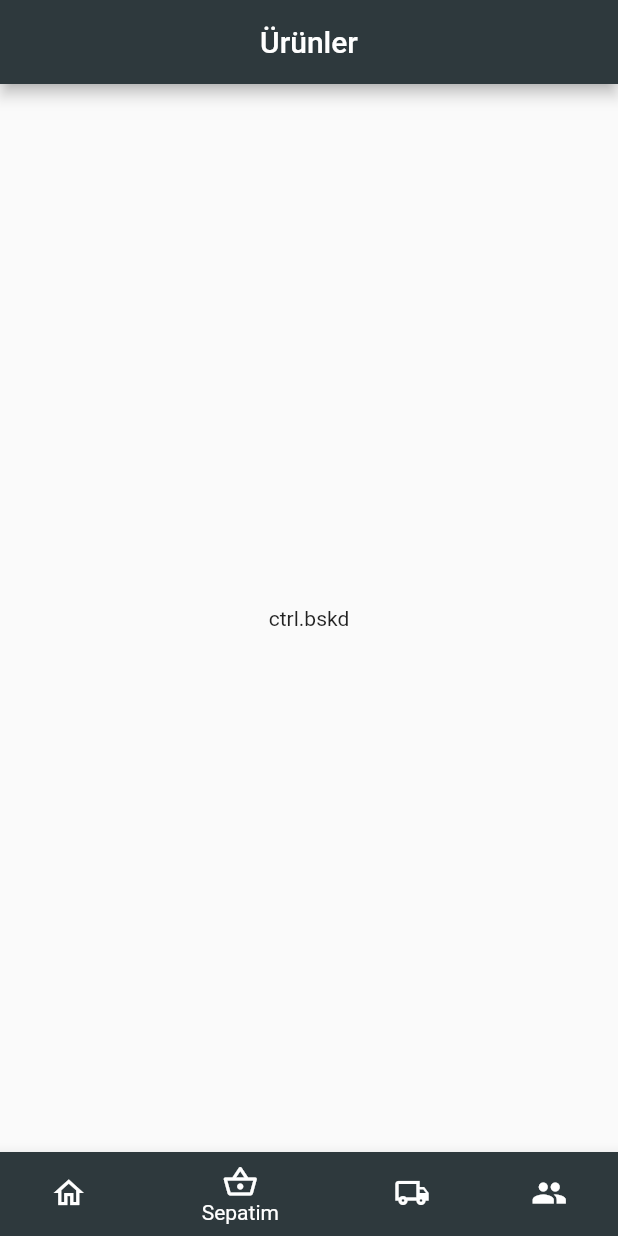
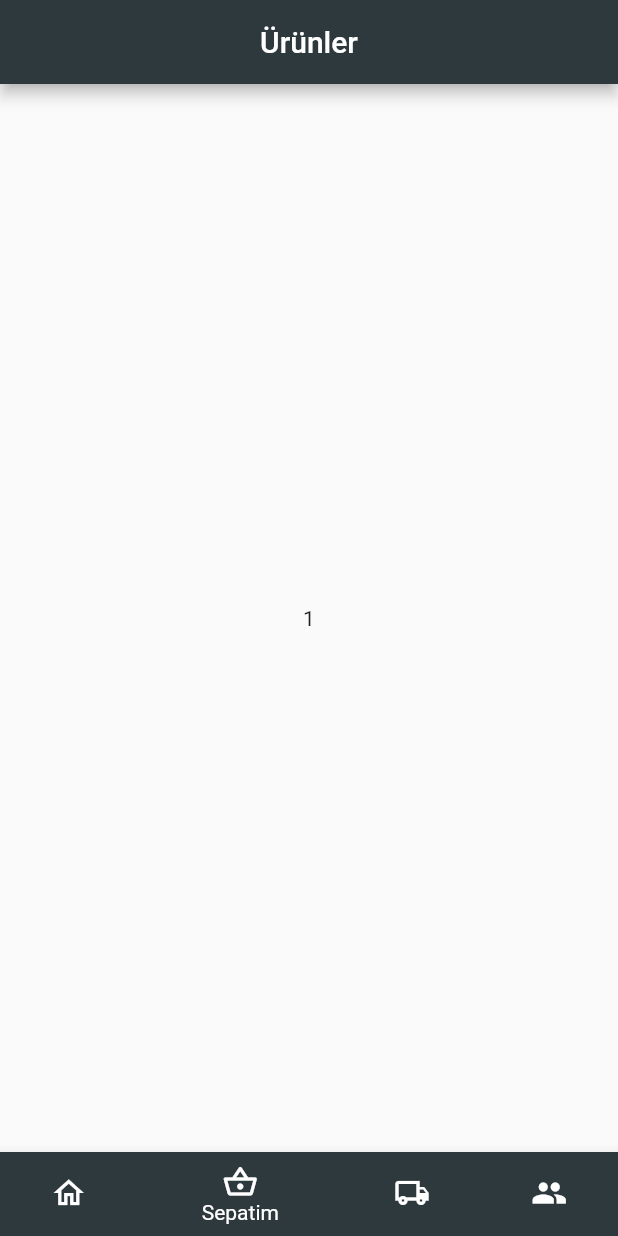
Before and after one commit to karayaka/caffe_store_app, a Flutter app: the screen it shows after launch, swiped to page 2, on a phone screen of 412 x 824 dp. Run offline on Flutter 3.47's test engine with Material 2 defaults, Android fonts, the phone set to English and light mode, and no system bars; our stand-ins replace dio, get.

Commit message:
page view olarak devam

```diff
--- a/lib/bindings/home_binding.dart
+++ b/lib/bindings/home_binding.dart
@@ -1,11 +1,13 @@
 import 'package:caffe_store_app/datas/controllers/basket_controller.dart';
 import 'package:caffe_store_app/datas/controllers/home_controller.dart';
 import 'package:caffe_store_app/datas/controllers/order_controller.dart';
+import 'package:caffe_store_app/datas/repositorys/home_repository.dart';
 import 'package:get/get.dart';
 
 class HomeBinding extends Bindings {
   @override
   void dependencies() {
+    Get.lazyPut(() => HomeRepository());
     Get.lazyPut(() => HomeController());
     Get.lazyPut(() => BasketController());
     Get.lazyPut(() => OrderController());
--- a/lib/datas/controllers/basket_controller.dart
+++ b/lib/datas/controllers/basket_controller.dart
@@ -1,11 +1,15 @@
 import 'package:caffe_store_app/datas/controllers/base_controller.dart';
+import 'package:caffe_store_app/datas/repositorys/home_repository.dart';
+import 'package:get/get.dart';
 
 class BasketController extends BaseController {
+  var repo = Get.find<HomeRepository>();
   @override
   void onInit() {
     super.onInit();
     print("inibasket");
+    bsl.value = repo.ReturnInt();
   }
 
-  var bsl = "Basket";
+  var bsl = "deneöe".obs;
 }
--- /dev/null
+++ b/lib/datas/repositorys/home_repository.dart
@@ -0,0 +1,7 @@
+class HomeRepository {
+  HomeRepository() {}
+
+  String ReturnInt() {
+    return "1";
+  }
+}
--- /dev/null
+++ b/lib/datas/repositorys/login_repository.dart
@@ -0,0 +1,3 @@
+class LoginRepository {
+  login() {}
+}
--- a/lib/views/basket_pages/basket_page.dart
+++ b/lib/views/basket_pages/basket_page.dart
@@ -10,7 +10,7 @@ class BasketPage extends StatelessWidget {
   @override
   Widget build(BuildContext context) {
     return Center(
-      child: Text("ctrl.bskd"),
+      child: Text(ctrl.bsl.value),
     );
   }
 }
```
Also changed, not shown: lib/bindings/login_binding.dart (added, +11 -0 lines), lib/datas/controllers/login_controller.dart (added, +7 -0 lines).
